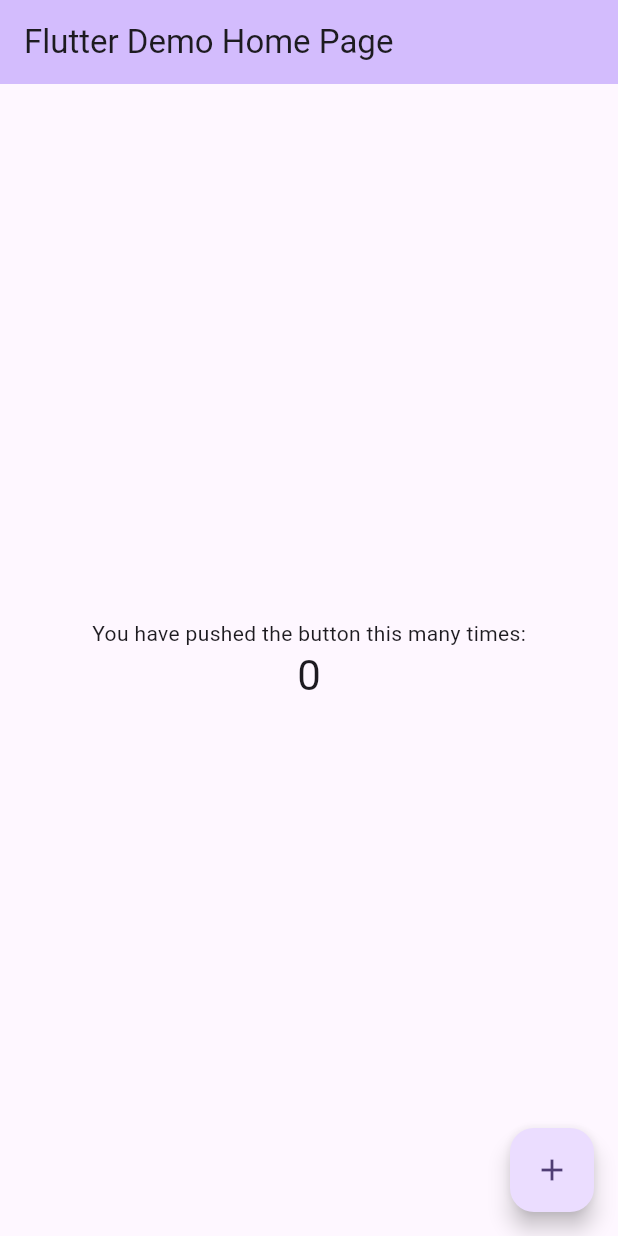
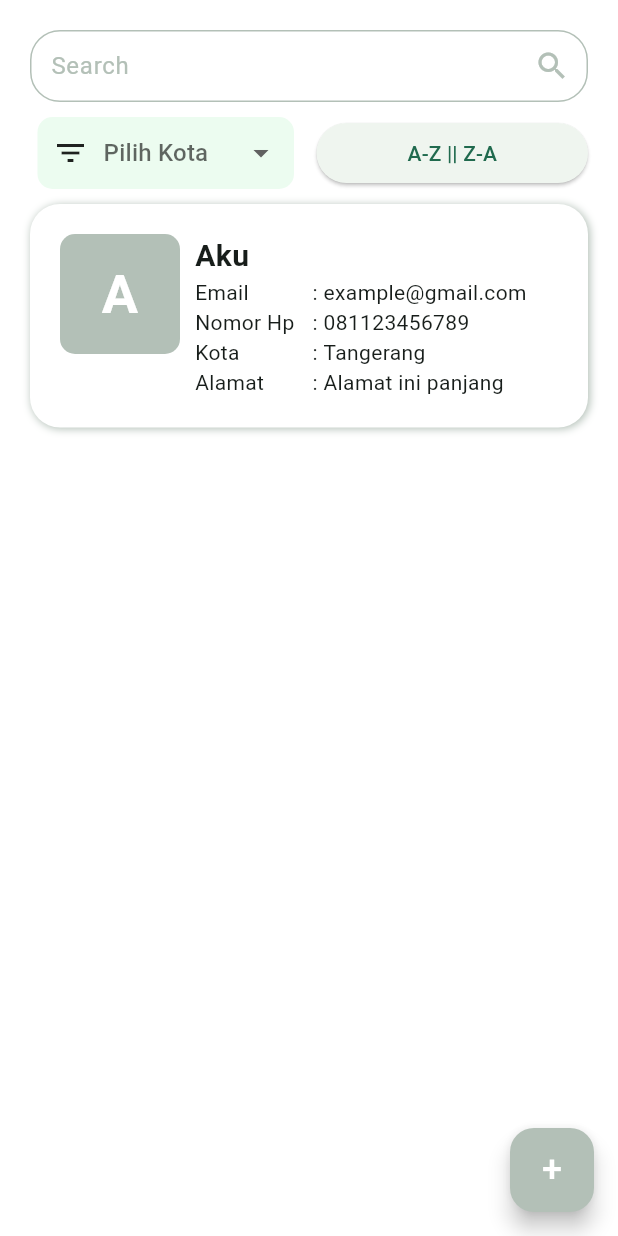
Before and after one commit to PuspitaKartika/cps_mobile, a Flutter app: the screen it shows after launch, on a phone screen of 412 x 824 dp. Run offline on Flutter 3.47's test engine with Material 3 defaults, Android fonts, the phone set to English and light mode, and no system bars; our stand-ins replace bloc, dio, equatable, get, get_it, internet_connection_checker and 2 more.

Commit message:
feat(slicing): slicing home screen and add user screen

```diff
--- /dev/null
+++ b/lib/cores/widgets/custom_textfield.dart
@@ -0,0 +1,49 @@
+import 'package:flutter/material.dart';
+
+import '../utils/constant/colors.dart';
+
+class CustomTextField extends StatelessWidget {
+  final TextEditingController controller;
+  final String hintText;
+  final Icon? icon;
+  final TextInputType? keyboardType;
+  final String? Function(String?)? validator;
+  final String? Function(String?)? onChanged;
+  final int? maxLines;
+  const CustomTextField(
+      {super.key,
+      required this.controller,
+      required this.hintText,
+      this.icon,
+      this.keyboardType,
+      this.onChanged,
+      this.validator,
+      this.maxLines});
+
+  @override
+  Widget build(BuildContext context) {
+    return TextFormField(
+      maxLines: maxLines,
+      keyboardType: keyboardType,
+      controller: controller,
+      onChanged: onChanged,
+      validator: validator,
+      decoration: InputDecoration(
+          border: const OutlineInputBorder(
+              borderRadius: BorderRadius.all(Radius.circular(20))),
+          enabledBorder: const OutlineInputBorder(
+            borderSide: BorderSide(color: kPrimaryColor),
+            borderRadius: BorderRadius.all(Radius.circular(20.0)),
+          ),
+          focusedBorder: const OutlineInputBorder(
+            borderSide: BorderSide(color: kPrimaryColor),
+            borderRadius: BorderRadius.all(Radius.circular(20.0)),
+          ),
+          suffixIcon: icon,
+          suffixIconColor: kPrimaryColor,
+          hintText: hintText,
+          hintStyle: const TextStyle(color: kPrimaryColor),
+          contentPadding: const EdgeInsets.only(left: 10, top: 10)),
+    );
+  }
+}
--- /dev/null
+++ b/lib/features/home/presentation/pages/home_screen.dart
@@ -0,0 +1,56 @@
+import 'package:cps_mobile/cores/utils/constant/colors.dart';
+import 'package:cps_mobile/cores/widgets/custom_textfield.dart';
+import 'package:cps_mobile/features/home/presentation/pages/add_user.dart';
+import 'package:cps_mobile/features/home/presentation/widgets/filter_abjad.dart';
+import 'package:cps_mobile/features/home/presentation/widgets/filter_city_card.dart';
+import 'package:cps_mobile/features/home/presentation/widgets/user_card.dart';
+import 'package:flutter/material.dart';
+import 'package:get/route_manager.dart';
+
+class HomeScreen extends StatelessWidget {
+  const HomeScreen({super.key});
+
+  @override
+  Widget build(BuildContext context) {
+    final TextEditingController searchController = TextEditingController();
+    return SafeArea(
+        child: Scaffold(
+      backgroundColor: Colors.white,
+      body: Padding(
+        padding: const EdgeInsets.fromLTRB(20, 20, 20, 0),
+        child: Column(
+          children: [
+            CustomTextField(
+              controller: searchController,
+              hintText: "Search",
+              icon: const Icon(Icons.search),
+            ),
+            SizedBox(
+              width: MediaQuery.of(context).size.width,
+              child: const Row(
+                children: [
+                  Expanded(child: FilterCity()),
+                  SizedBox(
+                    width: 10,
+                  ),
+                  Expanded(child: FilterAbjad())
+                ],
+              ),
+            ),
+            const UserCard()
+          ],
+        ),
+      ),
+      floatingActionButton: FloatingActionButton(
+        backgroundColor: kPrimaryColor,
+        onPressed: () {
+          Get.to(const AddUserScreen());
+        },
+        child: const Text(
+          "+",
+          style: TextStyle(fontSize: 24, color: Colors.white),
+        ),
+      ),
+    ));
+  }
+}
--- /dev/null
+++ b/lib/features/home/presentation/widgets/filter_abjad.dart
@@ -0,0 +1,40 @@
+import 'package:flutter/material.dart';
+
+class FilterAbjad extends StatefulWidget {
+  const FilterAbjad({super.key});
+
+  @override
+  State<FilterAbjad> createState() => _FilterAbjadState();
+}
+
+class _FilterAbjadState extends State<FilterAbjad> {
+  int _clickCount = 0;
+
+  void _toggleOrder() {
+    setState(() {
+      _clickCount = (_clickCount + 1) % 3;
+    });
+  }
+
+  @override
+  Widget build(BuildContext context) {
+    String buttonText;
+    switch (_clickCount) {
+      case 0:
+        buttonText = "A-Z || Z-A";
+        break;
+      case 1:
+        buttonText = "A-Z";
+        break;
+      case 2:
+        buttonText = "Z-A";
+        break;
+      default:
+        buttonText = "A-Z || Z-A";
+    }
+    return ElevatedButton(
+      onPressed: _toggleOrder,
+      child: Text(buttonText),
+    );
+  }
+}
--- /dev/null
+++ b/lib/features/home/presentation/widgets/filter_city_card.dart
@@ -0,0 +1,71 @@
+import 'package:cps_mobile/cores/utils/constant/colors.dart';
+import 'package:flutter/material.dart';
+
+class FilterCity extends StatefulWidget {
+  const FilterCity({super.key});
+
+  @override
+  State<FilterCity> createState() => _FilterCityState();
+}
+
+class _FilterCityState extends State<FilterCity> {
+  String? selectedKota;
+  final List<String> kotaList = [
+    "Jakarta",
+    "Surabaya",
+    "Bandung",
+    "Medan",
+    "Yogyakarta"
+  ];
+
+  @override
+  Widget build(BuildContext context) {
+    return Container(
+      margin: const EdgeInsets.symmetric(horizontal: 5, vertical: 10),
+      padding: const EdgeInsets.symmetric(
+        horizontal: 10,
+      ),
+      decoration: BoxDecoration(
+        color: kSecondaryColor,
+        borderRadius: BorderRadius.circular(10),
+      ),
+      child: DropdownButton<String>(
+        isExpanded: true,
+        value: selectedKota,
+        hint: const Row(
+          children: [
+            Icon(Icons.filter_list),
+            SizedBox(width: 10),
+            Text("Pilih Kota"),
+          ],
+        ),
+        icon: const Icon(Icons.arrow_drop_down),
+        underline: const SizedBox(),
+        items: kotaList.map((String kota) {
+          return DropdownMenuItem<String>(
+            value: kota,
+            child: Text(kota),
+          );
+        }).toList(),
+        onChanged: (String? newValue) {
+          setState(() {
+            selectedKota = newValue;
+          });
+        },
+        selectedItemBuilder: (BuildContext context) {
+          return kotaList.map((String kota) {
+            return Container(
+              alignment: Alignment.centerLeft,
+              child: Text(
+                selectedKota ?? "Pilih Kota",
+                style: const TextStyle(
+                  color: kBlackColor,
+                ),
+              ),
+            );
+          }).toList();
+        },
+      ),
+    );
+  }
+}
--- /dev/null
+++ b/lib/features/home/presentation/widgets/user_card.dart
@@ -0,0 +1,69 @@
+import 'package:cps_mobile/cores/utils/constant/colors.dart';
+import 'package:flutter/material.dart';
+
+class UserCard extends StatelessWidget {
+  const UserCard({super.key});
+
+  @override
+  Widget build(BuildContext context) {
+    return Container(
+        padding: const EdgeInsets.all(20),
+        decoration: BoxDecoration(
+            color: Colors.white,
+            borderRadius: BorderRadius.circular(20),
+            boxShadow: const [
+              BoxShadow(
+                offset: Offset(1, 1),
+                blurRadius: 4,
+                color: kPrimaryColor,
+              )
+            ]),
+        child: Row(crossAxisAlignment: CrossAxisAlignment.start, children: [
+          Container(
+            margin: const EdgeInsets.only(right: 10),
+            width: 80,
+            height: 80,
+            decoration: BoxDecoration(
+                borderRadius: BorderRadius.circular(10), color: kPrimaryColor),
+            child: const Center(
+                child: Text(
+              "A",
+              style: TextStyle(
+                  fontWeight: FontWeight.bold,
+                  color: Colors.white,
+                  fontSize: 36),
+            )),
+          ),
+          Expanded(
+            child: Column(
+              crossAxisAlignment: CrossAxisAlignment.start,
+              children: [
+                const Text(
+                  "Aku",
+                  style: TextStyle(fontSize: 20, fontWeight: FontWeight.bold),
+                ),
+                _tableCustom("Email", "example@gmail.com"),
+                _tableCustom("Nomor Hp", "081123456789"),
+                _tableCustom("Kota", "Tangerang"),
+                _tableCustom("Alamat", "Alamat ini panjang")
+              ],
+            ),
+          ),
+        ]));
+  }
+
+  Widget _tableCustom(String key, String value) {
+    return Row(
+      crossAxisAlignment: CrossAxisAlignment.start,
+      children: [
+        Expanded(
+            flex: 1,
+            child: Text(
+              key,
+            )),
+        const Text(": "),
+        Expanded(flex: 2, child: Text(value))
+      ],
+    );
+  }
+}
--- a/lib/main.dart
+++ b/lib/main.dart
@@ -1,6 +1,9 @@
 import 'package:bloc/bloc.dart';
 import 'package:cps_mobile/cores/bloc/ser_morpheus_obverser.dart';
+import 'package:cps_mobile/cores/utils/constant/colors.dart';
+import 'package:cps_mobile/features/home/presentation/pages/home_screen.dart';
 import 'package:flutter/material.dart';
+import 'package:get/get_navigation/src/root/get_material_app.dart';
 import 'injector_container.dart' as di;
 
 void main() {
@@ -15,116 +18,12 @@ class MyApp extends StatelessWidget {
   // This widget is the root of your application.
   @override
   Widget build(BuildContext context) {
-    return MaterialApp(
-      title: 'Flutter Demo',
-      theme: ThemeData(
-        // This is the theme of your application.
-        //
-        // TRY THIS: Try running your application with "flutter run". You'll see
-        // the application has a purple toolbar. Then, without quitting the app,
-        // try changing the seedColor in the colorScheme below to Colors.green
-        // and then invoke "hot reload" (save your changes or press the "hot
-        // reload" button in a Flutter-supported IDE, or press "r" if you used
-        // the command line to start the app).
-        //
-        // Notice that the counter didn't reset back to zero; the application
-        // state is not lost during the reload. To reset the state, use hot
-        // restart instead.
-        //
-        // This works for code too, not just values: Most code changes can be
-        // tested with just a hot reload.
-        colorScheme: ColorScheme.fromSeed(seedColor: Colors.deepPurple),
-        useMaterial3: true,
-      ),
-      home: const MyHomePage(title: 'Flutter Demo Home Page'),
-    );
+    return GetMaterialApp(
+        title: 'Flutter Demo',
+        theme: ThemeData(
+          colorScheme: ColorScheme.fromSeed(seedColor: kPrimaryColor),
+          useMaterial3: true,
+        ),
+        home: const HomeScreen());
   }
 }
-
-class MyHomePage extends StatefulWidget {
-  const MyHomePage({super.key, required this.title});
-
-  // This widget is the home page of your application. It is stateful, meaning
-  // that it has a State object (defined below) that contains fields that affect
-  // how it looks.
-
-  // This class is the configuration for the state. It holds the values (in this
-  // case the title) provided by the parent (in this case the App widget) and
-  // used by the build method of the State. Fields in a Widget subclass are
-  // always marked "final".
-
-  final String title;
-
-  @override
-  State<MyHomePage> createState() => _MyHomePageState();
-}
-
-class _MyHomePageState extends State<MyHomePage> {
-  int _counter = 0;
-
-  void _incrementCounter() {
-    setState(() {
-      // This call to setState tells the Flutter framework that something has
-      // changed in this State, which causes it to rerun the build method below
-      // so that the display can reflect the updated values. If we changed
-      // _counter without calling setState(), then the build method would not be
-      // called again, and so nothing would appear to happen.
-      _counter++;
-    });
-  }
-
-  @override
-  Widget build(BuildContext context) {
-    // This method is rerun every time setState is called, for instance as done
-    // by the _incrementCounter method above.
-    //
-    // The Flutter framework has been optimized to make rerunning build methods
-    // fast, so that you can just rebuild anything that needs updating rather
-    // than having to individually change instances of widgets.
-    return Scaffold(
-      appBar: AppBar(
-        // TRY THIS: Try changing the color here to a specific color (to
-        // Colors.amber, perhaps?) and trigger a hot reload to see the AppBar
-        // change color while the other colors stay the same.
-        backgroundColor: Theme.of(context).colorScheme.inversePrimary,
-        // Here we take the value from the MyHomePage object that was created by
-        // the App.build method, and use it to set our appbar title.
-        title: Text(widget.title),
-      ),
-      body: Center(
-        // Center is a layout widget. It takes a single child and positions it
-        // in the middle of the parent.
-        child: Column(
-          // Column is also a layout widget. It takes a list of children and
-          // arranges them vertically. By default, it sizes itself to fit its
-          // children horizontally, and tries to be as tall as its parent.
-          //
-          // Column has various properties to control how it sizes itself and
-          // how it positions its children. Here we use mainAxisAlignment to
-          // center the children vertically; the main axis here is the vertical
-          // axis because Columns are vertical (the cross axis would be
-          // horizontal).
-          //
-          // TRY THIS: Invoke "debug painting" (choose the "Toggle Debug Paint"
-          // action in the IDE, or press "p" in the console), to see the
-          // wireframe for each widget.
-          mainAxisAlignment: MainAxisAlignment.center,
-          children: <Widget>[
-            const Text(
-              'You have pushed the button this many times:',
-            ),
-            Text(
-              '$_counter',
-              style: Theme.of(context).textTheme.headlineMedium,
-            ),
-          ],
-        ),
-      ),
-      floatingActionButton: FloatingActionButton(
-        onPressed: _incrementCounter,
-        tooltip: 'Increment',
-        child: const Icon(Icons.add),
-      ), // This trailing comma makes auto-formatting nicer for build methods.
-    );
-  }
-}
--- a/pubspec.yaml
+++ b/pubspec.yaml
@@ -42,6 +42,7 @@ dependencies:
   multiple_result: ^5.1.0
   bloc: ^8.1.4
   get_it: ^7.6.7
+  get: ^4.6.6
 
 
 dev_dependencies:
```
Also changed, not shown: lib/features/home/presentation/pages/add_user.dart (added, +137 -0 lines), pubspec.lock.
